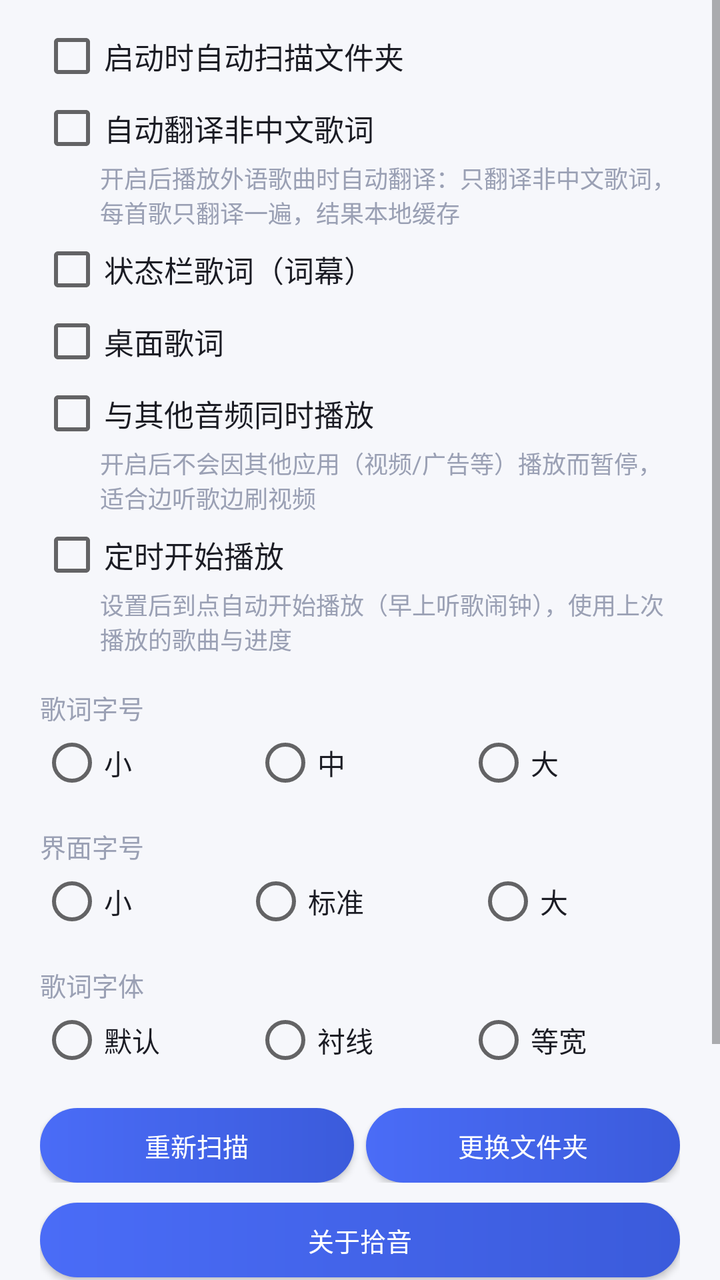
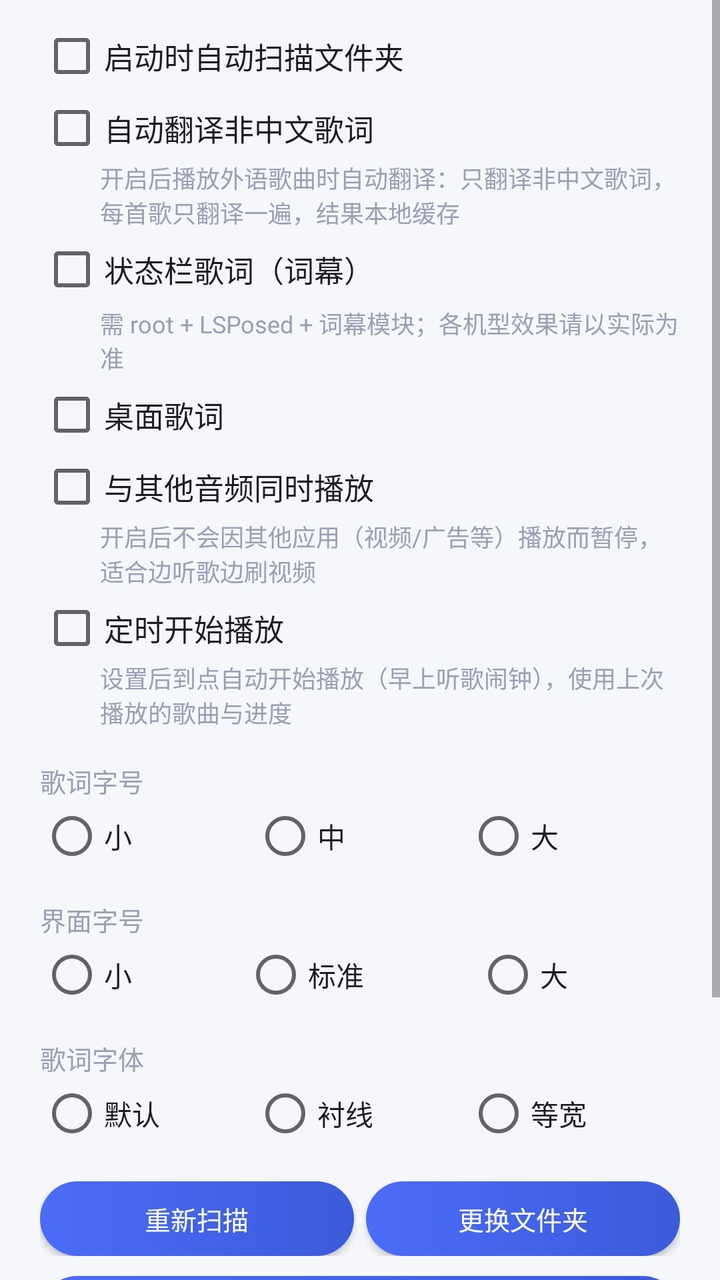

Screens rendered from an Android XML layout before and after an edit, with the pre-edit source and the edit as a unified diff.
<!-- AndroidManifest.xml: application theme Theme.SubtitlePlayer -->
<!-- res/layout/settings_dialog.xml -->
<?xml version="1.0" encoding="utf-8"?>
<ScrollView xmlns:android="http://schemas.android.com/apk/res/android"
    android:layout_width="match_parent"
    android:layout_height="wrap_content">

    <LinearLayout
        android:layout_width="match_parent"
        android:layout_height="wrap_content"
        android:orientation="vertical"
        android:paddingStart="20dp"
        android:paddingEnd="20dp"
        android:paddingTop="12dp"
        android:paddingBottom="4dp">

        <CheckBox
            android:id="@+id/chkAutoScan"
            android:layout_width="match_parent"
            android:layout_height="wrap_content"
            android:text="@string/auto_scan"
            android:textColor="@color/text_primary"
            android:textSize="15sp" />

        <CheckBox
            android:id="@+id/chkAutoTrans"
            android:layout_width="match_parent"
            android:layout_height="wrap_content"
            android:layout_marginTop="4dp"
            android:text="@string/auto_trans"
            android:textColor="@color/text_primary"
            android:textSize="15sp" />

        <TextView
            android:layout_width="match_parent"
            android:layout_height="wrap_content"
            android:layout_marginStart="30dp"
            android:text="@string/auto_trans_hint"
            android:textColor="@color/text_hint"
            android:textSize="12sp" />

        <CheckBox
            android:id="@+id/chkLyricon"
            android:layout_width="match_parent"
            android:layout_height="wrap_content"
            android:layout_marginTop="4dp"
            android:text="@string/lyricon_enabled"
            android:textColor="@color/text_primary"
            android:textSize="15sp" />

        <CheckBox
            android:id="@+id/chkDesktopLyrics"
            android:layout_width="match_parent"
            android:layout_height="wrap_content"
            android:layout_marginTop="4dp"
            android:text="@string/desktop_lyrics_label"
            android:textColor="@color/text_primary"
            android:textSize="15sp" />

        <LinearLayout
            android:id="@+id/lyricsGroup"
            android:layout_width="match_parent"
            android:layout_height="wrap_content"
            android:layout_marginStart="30dp"
            android:orientation="vertical"
            android:visibility="gone">

            <TextView
                android:layout_width="match_parent"
                android:layout_height="wrap_content"
                android:layout_marginTop="8dp"
                android:text="@string/desktop_lyrics_size_label"
                android:textColor="@color/text_hint"
                android:textSize="13sp" />

            <RadioGroup
                android:id="@+id/rgDesktopSize"
                android:layout_width="match_parent"
                android:layout_height="wrap_content"
                android:orientation="horizontal">

                <RadioButton
                    android:id="@+id/rbDesktopSizeS"
                    android:layout_width="wrap_content"
                    android:layout_height="wrap_content"
                    android:layout_weight="1"
                    android:tag="0"
                    android:text="@string/size_small"
                    android:textColor="@color/text_primary" />

                <RadioButton
                    android:id="@+id/rbDesktopSizeM"
                    android:layout_width="wrap_content"
                    android:layout_height="wrap_content"
                    android:layout_weight="1"
                    android:tag="1"
                    android:text="@string/size_medium"
                    android:textColor="@color/text_primary" />

                <RadioButton
                    android:id="@+id/rbDesktopSizeL"
                    android:layout_width="wrap_content"
                    android:layout_height="wrap_content"
                    android:layout_weight="1"
                    android:tag="2"
                    android:text="@string/size_large"
                    android:textColor="@color/text_primary" />
            </RadioGroup>

            <TextView
                android:layout_width="match_parent"
                android:layout_height="wrap_content"
                android:layout_marginTop="8dp"
                android:text="@string/desktop_lyrics_alpha_label"
                android:textColor="@color/text_hint"
                android:textSize="13sp" />

            <RadioGroup
                android:id="@+id/rgDesktopAlpha"
                android:layout_width="match_parent"
                android:layout_height="wrap_content"
                android:orientation="horizontal">

                <RadioButton
                    android:id="@+id/rbDesktopAlpha0"
                    android:layout_width="wrap_content"
                    android:layout_height="wrap_content"
                    android:layout_weight="1"
                    android:tag="0"
                    android:text="@string/desktop_lyrics_alpha_0"
                    android:textColor="@color/text_primary" />

                <RadioButton
                    android:id="@+id/rbDesktopAlpha1"
                    android:layout_width="wrap_content"
                    android:layout_height="wrap_content"
                    android:layout_weight="1"
                    android:tag="1"
                    android:text="@string/desktop_lyrics_alpha_1"
                    android:textColor="@color/text_primary" />

                <RadioButton
                    android:id="@+id/rbDesktopAlpha2"
                    android:layout_width="wrap_content"
                    android:layout_height="wrap_content"
                    android:layout_weight="1"
                    android:tag="2"
                    android:text="@string/desktop_lyrics_alpha_2"
                    android:textColor="@color/text_primary" />
            </RadioGroup>

            <CheckBox
                android:id="@+id/chkLyricsLocked"
                android:layout_width="match_parent"
                android:layout_height="wrap_content"
                android:layout_marginTop="4dp"
                android:text="@string/desktop_lyrics_locked"
                android:textColor="@color/text_primary"
                android:textSize="14sp" />
        </LinearLayout>

        <CheckBox
            android:id="@+id/chkMixAudio"
            android:layout_width="match_parent"
            android:layout_height="wrap_content"
            android:layout_marginTop="4dp"
            android:text="@string/mix_audio_label"
            android:textColor="@color/text_primary"
            android:textSize="15sp" />

        <TextView
            android:layout_width="match_parent"
            android:layout_height="wrap_content"
            android:layout_marginStart="30dp"
            android:text="@string/mix_audio_hint"
            android:textColor="@color/text_hint"
            android:textSize="12sp" />

        <CheckBox
            android:id="@+id/chkAlarmPlay"
            android:layout_width="match_parent"
            android:layout_height="wrap_content"
            android:layout_marginTop="4dp"
            android:text="@string/alarm_play"
            android:textColor="@color/text_primary"
            android:textSize="15sp" />

        <TextView
            android:layout_width="match_parent"
            android:layout_height="wrap_content"
            android:layout_marginStart="30dp"
            android:text="@string/alarm_play_hint"
            android:textColor="@color/text_hint"
            android:textSize="12sp" />

        <TextView
            android:layout_width="match_parent"
            android:layout_height="wrap_content"
            android:layout_marginTop="16dp"
            android:text="@string/lyric_size_label"
            android:textColor="@color/text_hint"
            android:textSize="13sp" />

        <RadioGroup
            android:id="@+id/rgLyricSize"
            android:layout_width="match_parent"
            android:layout_height="wrap_content"
            android:layout_marginTop="2dp"
            android:orientation="horizontal">

            <RadioButton
                android:id="@+id/rbLyricSmall"
                android:layout_width="wrap_content"
                android:layout_height="wrap_content"
                android:layout_weight="1"
                android:tag="15"
                android:text="@string/size_small"
                android:textColor="@color/text_primary" />

            <RadioButton
                android:id="@+id/rbLyricMid"
                android:layout_width="wrap_content"
                android:layout_height="wrap_content"
                android:layout_weight="1"
                android:tag="18"
                android:text="@string/size_medium"
                android:textColor="@color/text_primary" />

            <RadioButton
                android:id="@+id/rbLyricLarge"
                android:layout_width="wrap_content"
                android:layout_height="wrap_content"
                android:layout_weight="1"
                android:tag="22"
                android:text="@string/size_large"
                android:textColor="@color/text_primary" />
        </RadioGroup>

        <TextView
            android:layout_width="match_parent"
            android:layout_height="wrap_content"
            android:layout_marginTop="16dp"
            android:text="@string/ui_size_label"
            android:textColor="@color/text_hint"
            android:textSize="13sp" />

        <RadioGroup
            android:id="@+id/rgUiSize"
            android:layout_width="match_parent"
            android:layout_height="wrap_content"
            android:layout_marginTop="2dp"
            android:orientation="horizontal">

            <RadioButton
                android:id="@+id/rbUiSmall"
                android:layout_width="wrap_content"
                android:layout_height="wrap_content"
                android:layout_weight="1"
                android:tag="13"
                android:text="@string/size_small"
                android:textColor="@color/text_primary" />

            <RadioButton
                android:id="@+id/rbUiStd"
                android:layout_width="wrap_content"
                android:layout_height="wrap_content"
                android:layout_weight="1"
                android:tag="15"
                android:text="@string/size_standard"
                android:textColor="@color/text_primary" />

            <RadioButton
                android:id="@+id/rbUiLarge"
                android:layout_width="wrap_content"
                android:layout_height="wrap_content"
                android:layout_weight="1"
                android:tag="17"
                android:text="@string/size_large"
                android:textColor="@color/text_primary" />
        </RadioGroup>

        <TextView
            android:layout_width="match_parent"
            android:layout_height="wrap_content"
            android:layout_marginTop="16dp"
            android:text="@string/lyric_font_label"
            android:textColor="@color/text_hint"
            android:textSize="13sp" />

        <RadioGroup
            android:id="@+id/rgFont"
            android:layout_width="match_parent"
            android:layout_height="wrap_content"
            android:layout_marginTop="2dp"
            android:orientation="horizontal">

            <RadioButton
                android:id="@+id/rbFontDefault"
                android:layout_width="wrap_content"
                android:layout_height="wrap_content"
                android:layout_weight="1"
                android:tag="0"
                android:text="@string/font_default"
                android:textColor="@color/text_primary" />

            <RadioButton
                android:id="@+id/rbFontSerif"
                android:layout_width="wrap_content"
                android:layout_height="wrap_content"
                android:layout_weight="1"
                android:tag="1"
                android:text="@string/font_serif"
                android:textColor="@color/text_primary" />

            <RadioButton
                android:id="@+id/rbFontMono"
                android:layout_width="wrap_content"
                android:layout_height="wrap_content"
                android:layout_weight="1"
                android:tag="2"
                android:text="@string/font_mono"
                android:textColor="@color/text_primary" />
        </RadioGroup>

        <LinearLayout
            android:layout_width="match_parent"
            android:layout_height="wrap_content"
            android:layout_marginTop="18dp"
            android:orientation="horizontal">

            <Button
                android:id="@+id/btnRescanNow"
                style="@style/BtnStyle"
                android:layout_width="0dp"
                android:layout_height="wrap_content"
                android:layout_marginEnd="6dp"
                android:layout_weight="1"
                android:text="@string/rescan" />

            <Button
                android:id="@+id/btnChangeFolder"
                style="@style/BtnStyle"
                android:layout_width="0dp"
                android:layout_height="wrap_content"
                android:layout_weight="1"
                android:text="@string/change_folder" />
        </LinearLayout>

        <Button
            android:id="@+id/btnAbout"
            style="@style/BtnStyle"
            android:layout_width="match_parent"
            android:layout_height="wrap_content"
            android:layout_marginTop="10dp"
            android:text="@string/about" />

        <Button
            android:id="@+id/btnTransSettings"
            style="@style/BtnStyle"
            android:layout_width="match_parent"
            android:layout_height="wrap_content"
            android:layout_marginTop="10dp"
            android:text="@string/trans_settings" />

        <Button
            android:id="@+id/btnEqSettings"
            style="@style/BtnStyle"
            android:layout_width="match_parent"
            android:layout_height="wrap_content"
            android:layout_marginTop="10dp"
            android:text="@string/eq_entry" />

        <Button
            android:id="@+id/btnTheme"
            style="@style/BtnStyle"
            android:layout_width="match_parent"
            android:layout_height="wrap_content"
            android:layout_marginTop="10dp"
            android:text="@string/theme_entry" />

    </LinearLayout>
</ScrollView>
<!-- resources referenced by this layout -->
<resources>
  <color name="text_hint">#9AA0B4</color>
  <color name="text_primary">#1B1C24</color>
  <string name="about">关于拾音</string>
  <string name="alarm_play">定时开始播放</string>
  <string name="alarm_play_hint">设置后到点自动开始播放（早上听歌闹钟），使用上次播放的歌曲与进度</string>
  <string name="auto_scan">启动时自动扫描文件夹</string>
  <string name="auto_trans">自动翻译非中文歌词</string>
  <string name="auto_trans_hint">开启后播放外语歌曲时自动翻译：只翻译非中文歌词，每首歌只翻译一遍，结果本地缓存</string>
  <string name="change_folder">更换文件夹</string>
  <string name="desktop_lyrics_alpha_0">不透明</string>
  <string name="desktop_lyrics_alpha_1">半透明</string>
  <string name="desktop_lyrics_alpha_2">更透明</string>
  <string name="desktop_lyrics_alpha_label">背景透明度</string>
  <string name="desktop_lyrics_label">桌面歌词</string>
  <string name="desktop_lyrics_locked">锁定位置（不可拖动）</string>
  <string name="desktop_lyrics_size_label">歌词字号</string>
  <string name="eq_entry">音效</string>
  <string name="font_default">默认</string>
  <string name="font_mono">等宽</string>
  <string name="font_serif">衬线</string>
  <string name="lyric_font_label">歌词字体</string>
  <string name="lyric_size_label">歌词字号</string>
  <string name="lyricon_enabled">状态栏歌词（词幕）</string>
  <string name="mix_audio_hint">开启后不会因其他应用（视频/广告等）播放而暂停，适合边听歌边刷视频</string>
  <string name="mix_audio_label">与其他音频同时播放</string>
  <string name="rescan">重新扫描</string>
  <string name="size_large">大</string>
  <string name="size_medium">中</string>
  <string name="size_small">小</string>
  <string name="size_standard">标准</string>
  <string name="theme_entry">主题</string>
  <string name="trans_settings">翻译设置</string>
  <string name="ui_size_label">界面字号</string>
  <style name="BtnStyle" parent="Widget.AppCompat.Button">
          <item name="android:background">@drawable/bg_button</item>
          <item name="android:textColor">@color/white</item>
          <item name="android:textAllCaps">false</item>
          <item name="android:textSize">13sp</item>
          <item name="android:minHeight">0dp</item>
          <item name="android:minWidth">0dp</item>
          <item name="android:insetTop">0dp</item>
          <item name="android:insetBottom">0dp</item>
          <item name="android:paddingTop">9dp</item>
          <item name="android:paddingBottom">9dp</item>
          <item name="android:paddingStart">10dp</item>
          <item name="android:paddingEnd">10dp</item>
      </style>
  <style name="Theme.SubtitlePlayer" parent="Theme.AppCompat.DayNight.NoActionBar">
          <item name="android:windowBackground">@color/bg</item>
          <item name="android:statusBarColor">@color/bg</item>
          <item name="android:navigationBarColor">@color/bg</item>
      </style>
  <!-- drawable bg_button (drawable) -->
  <?xml version="1.0" encoding="utf-8"?>
  <shape xmlns:android="http://schemas.android.com/apk/res/android"
      android:shape="rectangle">
      <corners android:radius="22dp" />
      <gradient
          android:angle="0"
          android:endColor="@color/accent_dark"
          android:startColor="@color/accent" />
  </shape>
  <color name="white">#FFFFFF</color>
  <color name="bg">#F6F7FB</color>
  <color name="accent_dark">#3B5BDB</color>
  <color name="accent">#4A6CF7</color>
</resources>

<!-- the commit's change to res/layout/settings_dialog.xml (unified diff, before → after) -->
@@ -46,6 +46,15 @@
             android:textColor="@color/text_primary"
             android:textSize="15sp" />
 
+        <TextView
+            android:layout_width="match_parent"
+            android:layout_height="wrap_content"
+            android:layout_marginStart="30dp"
+            android:layout_marginTop="2dp"
+            android:text="@string/lyricon_hint"
+            android:textColor="@color/text_hint"
+            android:textSize="12sp" />
+
         <CheckBox
             android:id="@+id/chkDesktopLyrics"
             android:layout_width="match_parent"
<!-- resource entries referenced after the edit -->
@@ -23,6 +23,7 @@
   <string name="lyric_font_label">歌词字体</string>
   <string name="lyric_size_label">歌词字号</string>
   <string name="lyricon_enabled">状态栏歌词（词幕）</string>
+  <string name="lyricon_hint">需 root + LSPosed + 词幕模块；各机型效果请以实际为准</string>
   <string name="mix_audio_hint">开启后不会因其他应用（视频/广告等）播放而暂停，适合边听歌边刷视频</string>
   <string name="mix_audio_label">与其他音频同时播放</string>
   <string name="rescan">重新扫描</string>
